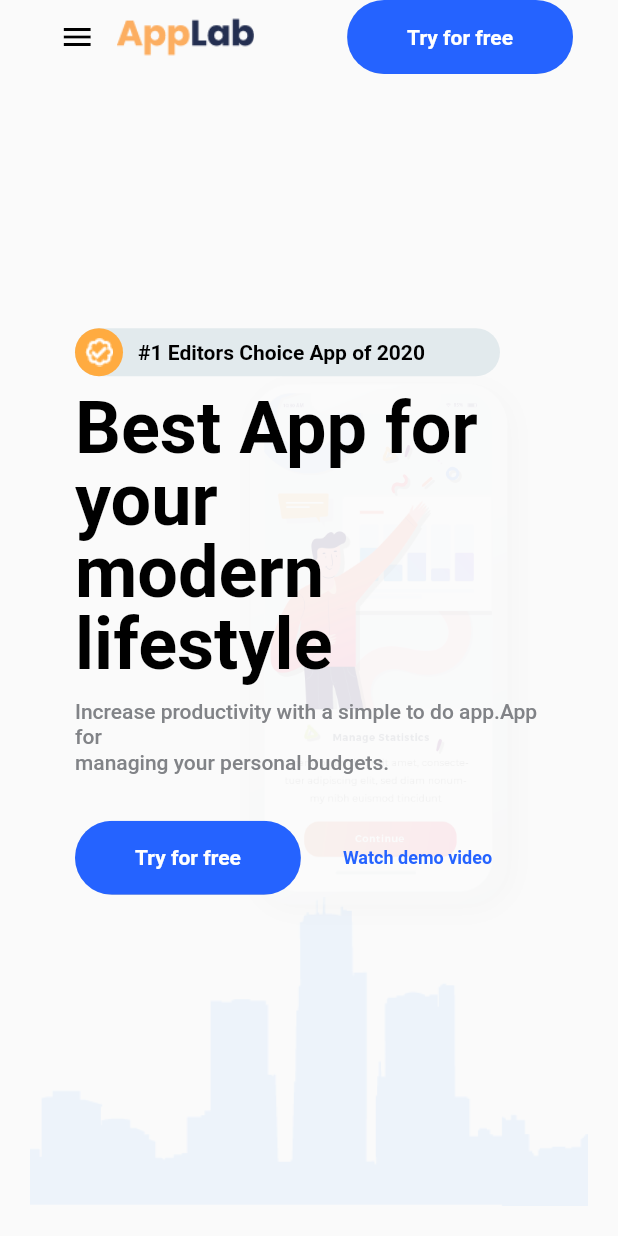
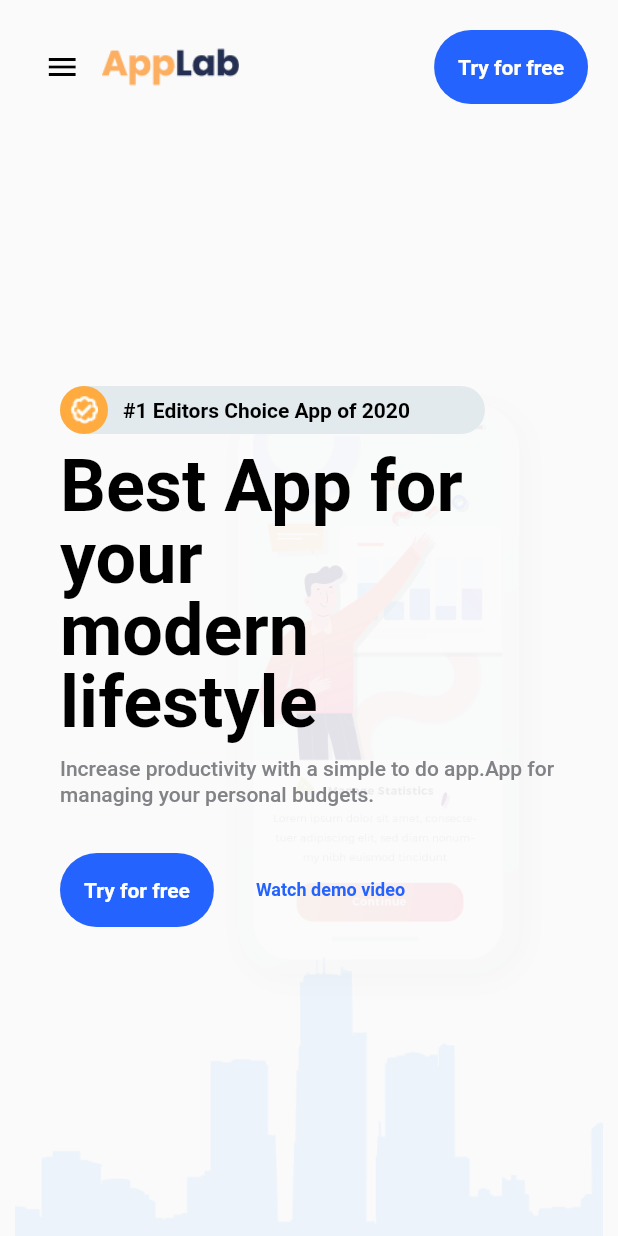
Before and after one commit to jeremy02/app_landing_page, a Flutter app: the screen it shows after launch, on a phone screen of 412 x 824 dp. Run offline on Flutter 3.47's test engine with Material 2 defaults, Android fonts, the phone set to English and light mode, and no system bars; our stand-ins replace get.

Commit message:
adding height constraints

```diff
--- a/lib/components/default_button.dart
+++ b/lib/components/default_button.dart
@@ -24,7 +24,9 @@ class DefaultButton extends StatelessWidget {
         style: TextButton.styleFrom(
           backgroundColor: kPrimaryColor3,
           padding: EdgeInsets.symmetric(
-            horizontal: kDefaultPadding * 2,
+            horizontal: Responsive.isDesktop(context)
+                ? kDefaultPadding * 2
+                : kDefaultPadding * 0.8,
             vertical:
                 kDefaultPadding / (Responsive.isDesktop(context) ? 1.2 : 1.2),
           ),
--- a/lib/sections/top_section/components/custom_app_bar.dart
+++ b/lib/sections/top_section/components/custom_app_bar.dart
@@ -14,7 +14,7 @@ class CustomAppBar extends StatelessWidget {
   Widget build(BuildContext context) {
     return Container(
       padding: EdgeInsets.all(
-        Responsive.isMobile(context) ? 0 : 20,
+        Responsive.isMobile(context) ? 0 : kDefaultPadding,
       ),
       child: Row(
         mainAxisAlignment: MainAxisAlignment.spaceBetween,
@@ -22,7 +22,9 @@ class CustomAppBar extends StatelessWidget {
         children: [
           if (!Responsive.isDesktop(context))
             IconButton(
-              padding: EdgeInsets.only(right: kDefaultPadding / 4),
+              padding: EdgeInsets.only(
+                right: kDefaultPadding / 4,
+              ),
               onPressed: () {
                 _controller.openOrCloseDrawer();
               },
--- a/lib/sections/top_section/top_section.dart
+++ b/lib/sections/top_section/top_section.dart
@@ -14,24 +14,23 @@ class TopSection extends StatelessWidget {
       alignment: Alignment.center,
       height: topSectionSize.height,
       width: double.infinity,
+      constraints: BoxConstraints(
+        minHeight: Responsive.isDesktop(context) ? 600 : 450,
+      ),
+      margin: EdgeInsets.symmetric(
+        vertical: kDefaultPadding,
+        horizontal: Responsive.isMobile(context)
+            ? kDefaultPadding * 0.5
+            : kDefaultPadding,
+      ),
       decoration: BoxDecoration(
         color: Colors.transparent,
       ),
-      child: Padding(
-        padding: EdgeInsets.fromLTRB(
-          kDefaultPadding,
-          Responsive.isMobile(context)
-              ? 0
-              : kDefaultPadding, // top padding for mobile to be Zero
-          kDefaultPadding,
-          kDefaultPadding,
-        ),
-        child: Stack(
-          children: [
-            topSectionBackground(topSectionSize.height),
-            topSectionBody(context),
-          ],
-        ),
+      child: Stack(
+        children: [
+          topSectionBackground(topSectionSize.height),
+          topSectionBody(context),
+        ],
       ),
     );
   }
```
